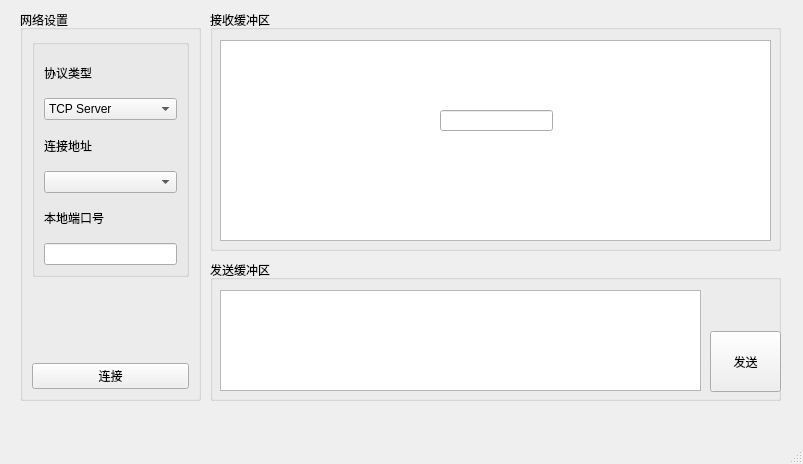
Qt form MainWindow.ui (yangpf92/nettool_for_mac) before a commit.
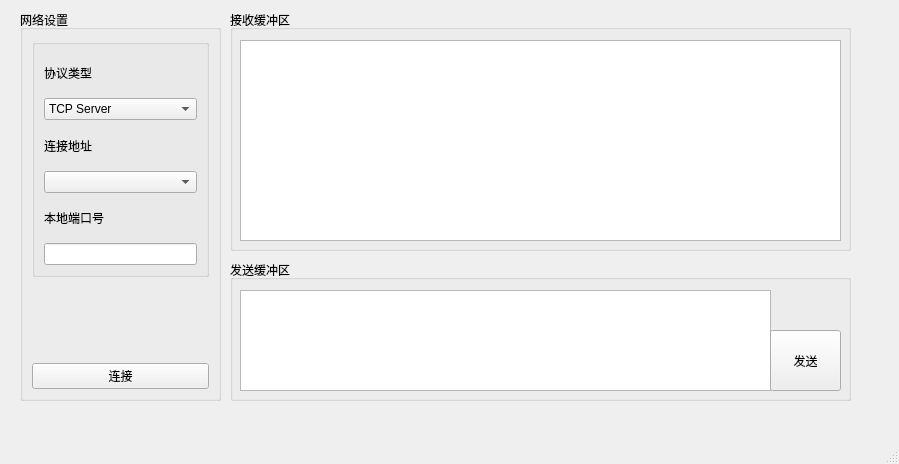
The same form after that commit.

Commit message: 界面大致ok，tcp服务器可以断开和运行，tcp服务器发送和接收消息还未完成

The edit to the form file:
```diff
--- a/MainWindow.ui
+++ b/MainWindow.ui
@@ -6,7 +6,7 @@
    <rect>
     <x>0</x>
     <y>0</y>
-    <width>803</width>
+    <width>899</width>
     <height>464</height>
    </rect>
   </property>
@@ -19,7 +19,7 @@
      <rect>
       <x>20</x>
       <y>10</y>
-      <width>181</width>
+      <width>201</width>
       <height>391</height>
      </rect>
     </property>
@@ -154,9 +154,9 @@
    <widget class="QGroupBox" name="groupBox_2">
     <property name="geometry">
      <rect>
-      <x>210</x>
+      <x>230</x>
       <y>10</y>
-      <width>571</width>
+      <width>621</width>
       <height>241</height>
      </rect>
     </property>
@@ -168,28 +168,18 @@
       <rect>
        <x>10</x>
        <y>30</y>
-       <width>551</width>
+       <width>601</width>
        <height>201</height>
       </rect>
      </property>
     </widget>
-    <widget class="QLineEdit" name="lineEdit">
-     <property name="geometry">
-      <rect>
-       <x>230</x>
-       <y>100</y>
-       <width>113</width>
-       <height>21</height>
-      </rect>
-     </property>
-    </widget>
    </widget>
    <widget class="QGroupBox" name="groupBox_3">
     <property name="geometry">
      <rect>
-      <x>210</x>
+      <x>230</x>
       <y>260</y>
-      <width>571</width>
+      <width>621</width>
       <height>141</height>
      </rect>
     </property>
@@ -201,7 +191,7 @@
       <rect>
        <x>10</x>
        <y>30</y>
-       <width>481</width>
+       <width>531</width>
        <height>101</height>
       </rect>
      </property>
@@ -209,8 +199,8 @@
     <widget class="QPushButton" name="buttonSend">
      <property name="geometry">
       <rect>
-       <x>500</x>
-       <y>71</y>
+       <x>540</x>
+       <y>70</y>
        <width>71</width>
        <height>61</height>
       </rect>
```
The commit also changes 6 other files.
